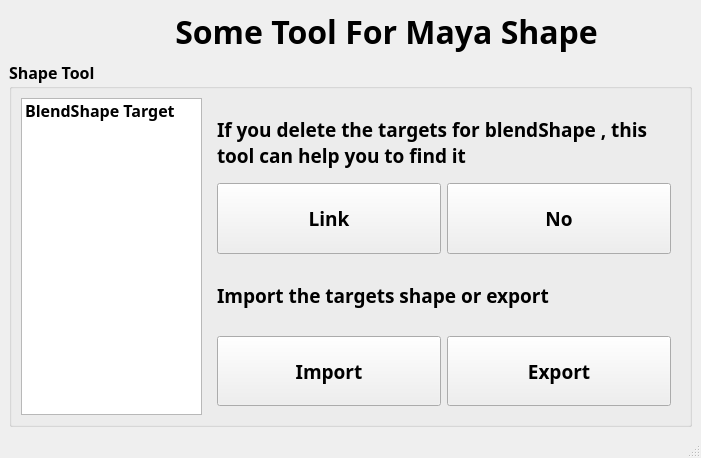
This is qt_win/shape_win.ui in xiyuhao/shapeTest as Qt 5 draws it before an edit. The edited form follows.
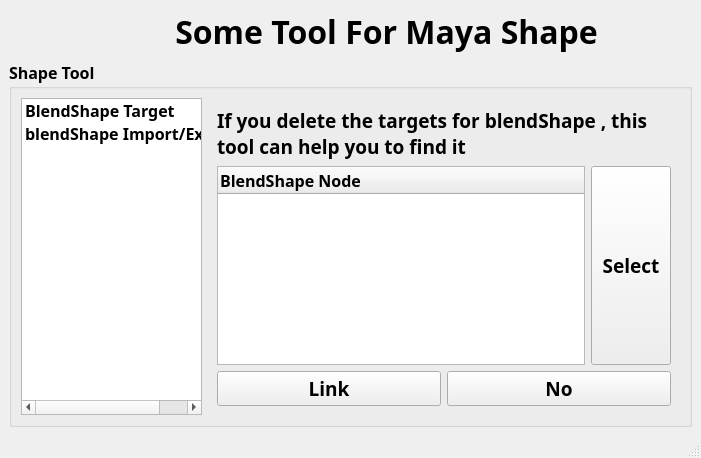
This is the edited form.

```diff
--- a/qt_win/shape_win.ui
+++ b/qt_win/shape_win.ui
@@ -70,6 +70,11 @@
            <string>BlendShape Target</string>
           </property>
          </item>
+         <item>
+          <property name="text">
+           <string>blendShape Import/Export</string>
+          </property>
+         </item>
         </widget>
        </item>
        <item>
@@ -103,6 +108,45 @@
              </property>
             </widget>
            </item>
+           <item>
+            <layout class="QHBoxLayout" name="horizontalLayout_4">
+             <item>
+              <widget class="QTreeWidget" name="blendShapeTargetNameTreeWidget">
+               <property name="font">
+                <font>
+                 <weight>75</weight>
+                 <bold>true</bold>
+                </font>
+               </property>
+               <column>
+                <property name="text">
+                 <string>BlendShape Node</string>
+                </property>
+               </column>
+              </widget>
+             </item>
+             <item>
+              <widget class="QPushButton" name="blendShapeTargetSelectPushButton">
+               <property name="sizePolicy">
+                <sizepolicy hsizetype="Minimum" vsizetype="Expanding">
+                 <horstretch>0</horstretch>
+                 <verstretch>0</verstretch>
+                </sizepolicy>
+               </property>
+               <property name="font">
+                <font>
+                 <pointsize>14</pointsize>
+                 <weight>75</weight>
+                 <bold>true</bold>
+                </font>
+               </property>
+               <property name="text">
+                <string>Select</string>
+               </property>
+              </widget>
+             </item>
+            </layout>
+           </item>
            <item>
             <layout class="QHBoxLayout" name="horizontalLayout_2">
              <item>
@@ -149,6 +193,10 @@
              </item>
             </layout>
            </item>
+          </layout>
+         </widget>
+         <widget class="QWidget" name="page">
+          <layout class="QVBoxLayout" name="verticalLayout_3">
            <item>
             <widget class="QLabel" name="label_3">
              <property name="font">
@@ -167,6 +215,19 @@
              </property>
             </widget>
            </item>
+           <item>
+            <spacer name="verticalSpacer">
+             <property name="orientation">
+              <enum>Qt::Vertical</enum>
+             </property>
+             <property name="sizeHint" stdset="0">
+              <size>
+               <width>20</width>
+               <height>40</height>
+              </size>
+             </property>
+            </spacer>
+           </item>
            <item>
             <layout class="QHBoxLayout" name="horizontalLayout_3">
              <item>
```
